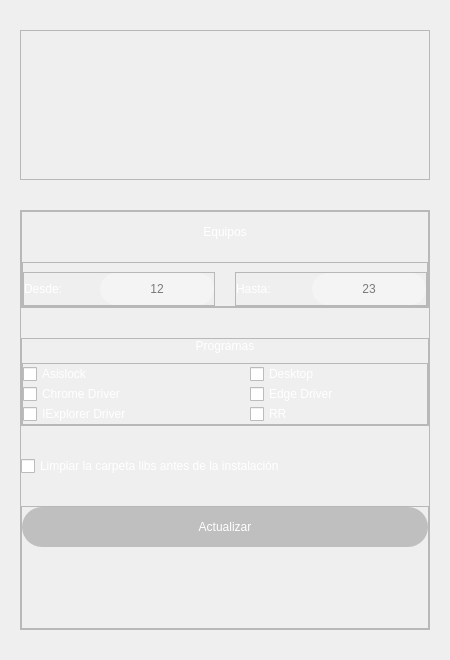
oscarfgutierrezo/actualizar_asislock, file menu/menu.ui: the form before one commit.
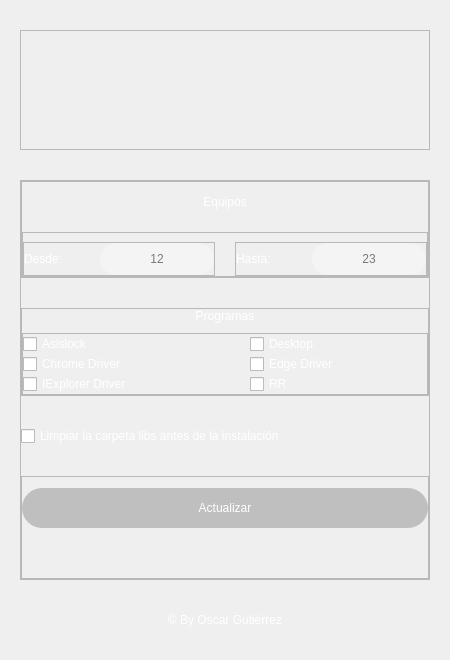
The form after the commit. Icons and pictures are not drawn.

The edit to the form file:
```diff
--- a/menu/menu.ui
+++ b/menu/menu.ui
@@ -56,13 +56,13 @@
       <property name="minimumSize">
        <size>
         <width>0</width>
-        <height>150</height>
+        <height>120</height>
        </size>
       </property>
       <property name="maximumSize">
        <size>
         <width>16777215</width>
-        <height>150</height>
+        <height>120</height>
        </size>
       </property>
       <property name="styleSheet">
@@ -573,7 +573,7 @@
          </property>
          <layout class="QVBoxLayout" name="verticalLayout_4">
           <property name="spacing">
-           <number>5</number>
+           <number>3</number>
           </property>
           <property name="leftMargin">
            <number>0</number>
@@ -605,6 +605,12 @@
           </item>
           <item>
            <widget class="QLabel" name="formMessages">
+            <property name="maximumSize">
+             <size>
+              <width>16777215</width>
+              <height>25</height>
+             </size>
+            </property>
             <property name="styleSheet">
              <string notr="true">font: 12pt &quot;Arial&quot;;</string>
             </property>
@@ -622,6 +628,32 @@
       </layout>
      </widget>
     </item>
+    <item>
+     <widget class="QLabel" name="copy">
+      <property name="minimumSize">
+       <size>
+        <width>0</width>
+        <height>20</height>
+       </size>
+      </property>
+      <property name="maximumSize">
+       <size>
+        <width>16777215</width>
+        <height>20</height>
+       </size>
+      </property>
+      <property name="styleSheet">
+       <string notr="true">font: 12pt &quot;Arial&quot;;
+color: rgb(255, 255, 255);</string>
+      </property>
+      <property name="text">
+       <string>© By Oscar Gutiérrez</string>
+      </property>
+      <property name="alignment">
+       <set>Qt::AlignCenter</set>
+      </property>
+     </widget>
+    </item>
    </layout>
   </widget>
  </widget>
```
